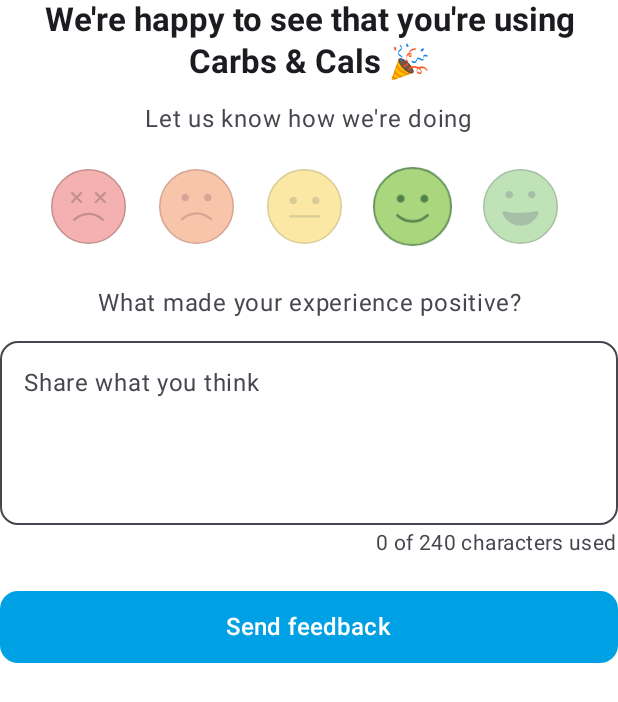
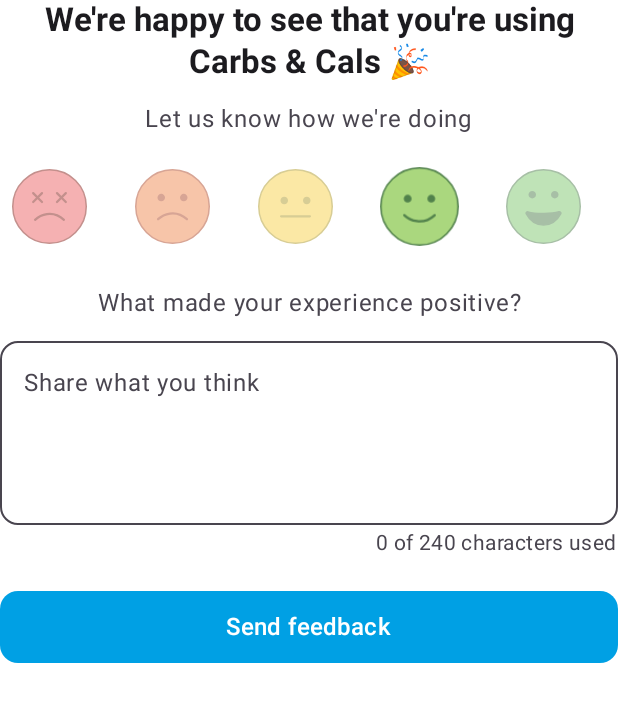
Before and after one commit to pocketworks/appero-sdk-android-v2, an Android app built with Jetpack Compose: the @Preview function FeedbackInputScreenPositivePreview, on a phone screen of 412 x 824 dp. Shown: the top 702 px of the screen. Run offline under Robolectric (Android 15) with nearby library versions, the phone set to English and light mode, and no system bars; Roboto replaces fonts that are not available here.

```diff
--- a/main/src/main/java/uk/co/pocketworks/appero/sdk/main/ui/components/RatingSelector.kt
+++ b/main/src/main/java/uk/co/pocketworks/appero/sdk/main/ui/components/RatingSelector.kt
@@ -58,7 +58,12 @@ fun RatingSelector(
     ) {
         // Display all 5 rating options
         ExperienceRating.entries.forEach { rating ->
-            Box(modifier = Modifier.padding(all = 8.dp).height(56.dp).width(56.dp)) {
+            Box(
+                modifier = Modifier
+                    .weight(1f)  // Equal space for all buttons
+                    .padding(all = 8.dp)
+                    .height(56.dp)
+            ) {
                 RatingButton(
                     rating = rating,
                     isSelected = selectedRating == rating,
--- a/main/src/main/java/uk/co/pocketworks/appero/sdk/main/ui/screens/FeedbackInputScreen.kt
+++ b/main/src/main/java/uk/co/pocketworks/appero/sdk/main/ui/screens/FeedbackInputScreen.kt
@@ -218,7 +218,7 @@ private fun FeedbackInputScreenNegativePreview() {
     }
 }
 
-@Preview(showBackground = true)
+@Preview(showBackground = true, device = "id:Nexus S")
 @Composable
 private fun FeedbackInputScreenLoadingPreview() {
     ApperoThemeProvider {
```
Also changed, not shown: main/src/main/java/uk/co/pocketworks/appero/sdk/main/Appero.kt (+4 -4 lines), main/src/main/java/uk/co/pocketworks/appero/sdk/main/RetryManager.kt (+33 -15 lines).
